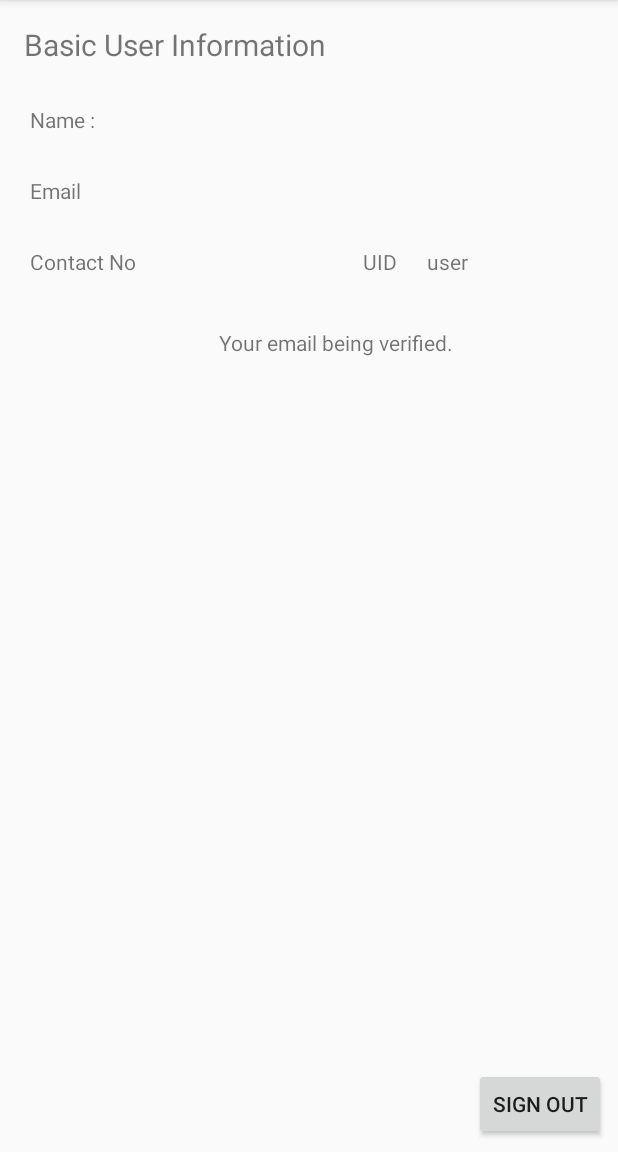
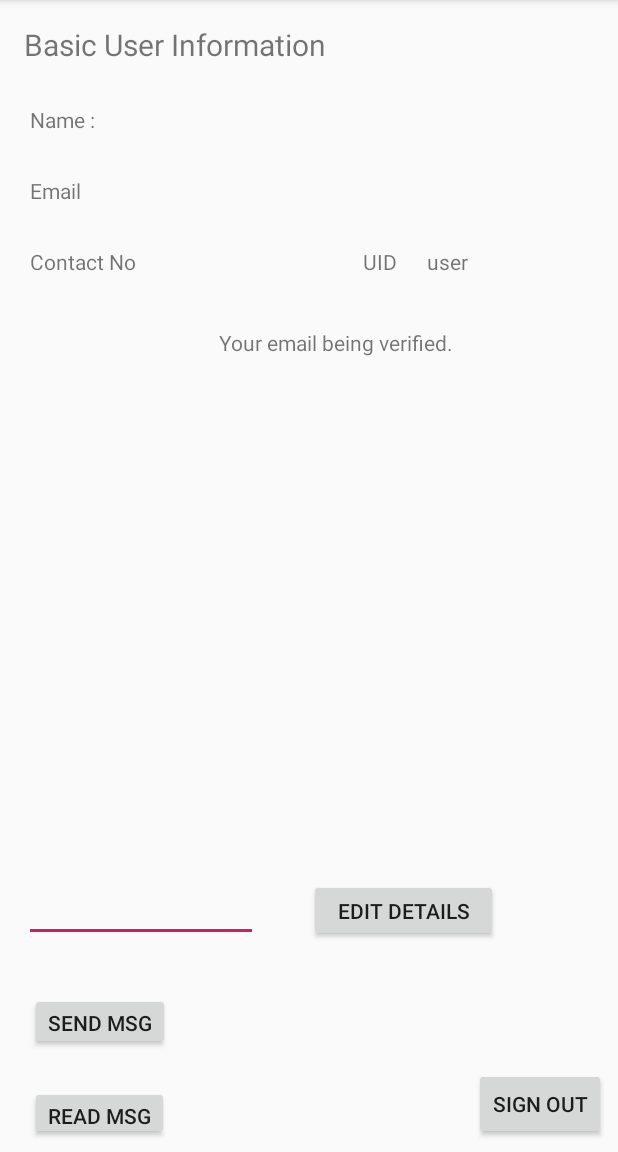
Before and after one commit to Avishka0303/Android_Firebase_authontication, an Android app: the InformationActivity screen opened directly, with no data from a screen before it, on a phone screen of 412 x 824 dp, the part 84-1236 px from its top. Run offline under Robolectric (Android 15) with nearby library versions, the phone set to English and light mode, and no system bars; our stand-ins replace Firebase (no records; nobody signed in at launch, a user with empty details on screens opened directly).

Commit message:
New Activity created.

```diff
--- a/app/build.gradle
+++ b/app/build.gradle
@@ -29,5 +29,6 @@ dependencies {
     implementation 'com.google.firebase:firebase-core:16.0.1'
     implementation 'com.google.firebase:firebase-auth:16.0.1'
     implementation 'com.google.android.gms:play-services-auth:15.0.1'
+    implementation 'com.google.firebase:firebase-database:16.0.1'
 }
 apply plugin: 'com.google.gms.google-services'
--- a/app/src/main/java/com/example/predatorx21/fireemailauth/InformationActivity.java
+++ b/app/src/main/java/com/example/predatorx21/fireemailauth/InformationActivity.java
@@ -5,9 +5,11 @@ import android.net.Uri;
 import android.support.annotation.NonNull;
 import android.support.v7.app.AppCompatActivity;
 import android.os.Bundle;
+import android.text.TextUtils;
 import android.util.Log;
 import android.view.View;
 import android.widget.Button;
+import android.widget.EditText;
 import android.widget.ImageView;
 import android.widget.TextView;
 import android.widget.Toast;
@@ -16,13 +18,25 @@ import com.google.android.gms.tasks.OnCompleteListener;
 import com.google.android.gms.tasks.Task;
 import com.google.firebase.auth.FirebaseAuth;
 import com.google.firebase.auth.FirebaseUser;
+import com.google.firebase.database.DataSnapshot;
+import com.google.firebase.database.DatabaseError;
+import com.google.firebase.database.DatabaseReference;
+import com.google.firebase.database.FirebaseDatabase;
+import com.google.firebase.database.ValueEventListener;
 
 public class InformationActivity extends AppCompatActivity implements View.OnClickListener {
 
+    private static final String TAG="InformationActivity";
     private FirebaseUser user;
-    private TextView username, emailtxt, userid, contactno,infoTxt;
+
+    //fire base database elements.
+    FirebaseDatabase database;
+    DatabaseReference myref,myname;
+
+    private EditText msgTxt;
+    private TextView username, emailtxt, userid, contactno,infoTxt,result;
     private ImageView profilePicView;
-    private Button signoutbtn,emailBtn;
+    private Button signoutbtn,emailBtn,recBtn,senBtn,editBtn;
 
     @Override
     protected void onCreate(Bundle savedInstanceState) {
@@ -33,16 +47,33 @@ public class InformationActivity extends AppCompatActivity implements View.OnCli
         emailtxt = (TextView) findViewById(R.id.emailtxt);
         userid = (TextView) findViewById(R.id.uidtxt);
         contactno = (TextView) findViewById(R.id.contxt);
+        result = (TextView) findViewById(R.id.resultTxt);
         profilePicView = (ImageView) findViewById(R.id.imageView);
         signoutbtn = (Button) findViewById(R.id.signOutBtn);
         infoTxt=(TextView)findViewById(R.id.notifiTxt);
         emailBtn=(Button)findViewById(R.id.emailverifyBtn);
+        recBtn=(Button)findViewById(R.id.recieveBtn);
+        senBtn=(Button)findViewById(R.id.sendBtn);
+        editBtn=(Button)findViewById(R.id.editDetailBtn);
+        msgTxt=(EditText)findViewById(R.id.msgTxt);
 
         signoutbtn.setOnClickListener(this);
         emailBtn.setOnClickListener(this);
+        senBtn.setOnClickListener(this);
+        recBtn.setOnClickListener(this);
+        editBtn.setOnClickListener(this);
 
         user = MainActivity.mAuth.getCurrentUser();
         setInitialInfo(user);
+
+        //database initialization
+        database=FirebaseDatabase.getInstance();
+        myref=database.getReference("message");
+
+        if(myref!=null){
+            Toast.makeText(InformationActivity.this,"My ref got the message instance",Toast.LENGTH_SHORT);
+        }
+
     }
 
     private void setInitialInfo(FirebaseUser user) {
@@ -69,6 +100,7 @@ public class InformationActivity extends AppCompatActivity implements View.OnCli
         username.setText(userName);
         emailtxt.setText(userEmail);
         userid.setText(userId);
+        contactno.setText(userPhoneNumber);
 
         profilePicView.setImageURI(photoUrl);
         profilePicView.setImageURI(photoUrl);
@@ -80,7 +112,43 @@ public class InformationActivity extends AppCompatActivity implements View.OnCli
             signOutFromGoogle();
         }else if(view.getId()==R.id.emailverifyBtn){
             verifyTheEmail();
+        }else if(view.getId()==R.id.sendBtn){
+            sendMessage();
+        }else if(view.getId()==R.id.recieveBtn){
+            recieveMessage();
+        }else if(view.getId()==R.id.editDetailBtn){
+            Intent intent=new Intent(".EditDisplayActivity");
+            startActivity(intent);
         }
+    }
+
+    //send msg to the message
+    private void sendMessage() {
+        String message=msgTxt.getText().toString();
+        if(TextUtils.isEmpty(message)){
+           msgTxt.setError("Msg Requied.");
+        }
+        myref.setValue(message);
+    }
+
+    //database msg recieve
+    private void recieveMessage() {
+        Toast.makeText(InformationActivity.this,"Value : reading",Toast.LENGTH_SHORT);
+        myref.addValueEventListener(new ValueEventListener() {
+            @Override
+            public void onDataChange(DataSnapshot dataSnapshot) {
+                String value = dataSnapshot.getValue(String.class);
+                result.setText(value);
+                Toast.makeText(InformationActivity.this,"Value : "+value,Toast.LENGTH_SHORT);
+            }
+
+            @Override
+            public void onCancelled(DatabaseError error) {
+                // Failed to read value
+                Log.w(TAG, "Failed to read value.", error.toException());
+            }
+        });
+
     }
 
     private void verifyTheEmail() {
--- a/app/src/main/res/layout/activity_information.xml
+++ b/app/src/main/res/layout/activity_information.xml
@@ -139,4 +139,54 @@
         app:layout_constraintBottom_toBottomOf="parent"
         app:layout_constraintEnd_toEndOf="parent" />
 
+    <EditText
+        android:id="@+id/msgTxt"
+        android:layout_width="156dp"
+        android:layout_height="44dp"
+        android:layout_marginStart="16dp"
+        android:layout_marginBottom="140dp"
+        android:ems="10"
+        android:inputType="textPersonName"
+        app:layout_constraintBottom_toBottomOf="parent"
+        app:layout_constraintStart_toStartOf="parent" />
+
+    <Button
+        android:id="@+id/sendBtn"
+        android:layout_width="wrap_content"
+        android:layout_height="38dp"
+        android:layout_marginStart="20dp"
+        android:layout_marginBottom="24dp"
+        android:text="send msg"
+        app:layout_constraintBottom_toTopOf="@+id/recieveBtn"
+        app:layout_constraintStart_toStartOf="parent" />
+
+    <Button
+        android:id="@+id/recieveBtn"
+        android:layout_width="wrap_content"
+        android:layout_height="36dp"
+        android:layout_marginStart="20dp"
+        android:layout_marginBottom="8dp"
+        android:text="Read msg"
+        app:layout_constraintBottom_toBottomOf="parent"
+        app:layout_constraintStart_toStartOf="parent" />
+
+    <TextView
+        android:id="@+id/resultTxt"
+        android:layout_width="210dp"
+        android:layout_height="38dp"
+        android:layout_marginTop="88dp"
+        android:layout_marginEnd="16dp"
+        app:layout_constraintEnd_toEndOf="parent"
+        app:layout_constraintTop_toBottomOf="@+id/emailverifyBtn" />
+
+    <Button
+        android:id="@+id/editDetailBtn"
+        android:layout_width="126dp"
+        android:layout_height="42dp"
+        android:layout_marginEnd="80dp"
+        android:layout_marginBottom="140dp"
+        android:text="Edit Details"
+        app:layout_constraintBottom_toBottomOf="parent"
+        app:layout_constraintEnd_toEndOf="parent" />
+
 </android.support.constraint.ConstraintLayout>
```
Also changed, not shown: app/src/main/AndroidManifest.xml (+7 -1 lines), app/src/main/java/com/example/predatorx21/fireemailauth/EditDisplayActivity.java (added, +15 -0 lines), app/src/main/java/com/example/predatorx21/fireemailauth/MainActivity.java (+6 -2 lines), app/src/main/res/layout/activity_edit_display.xml (added, +9 -0 lines).
